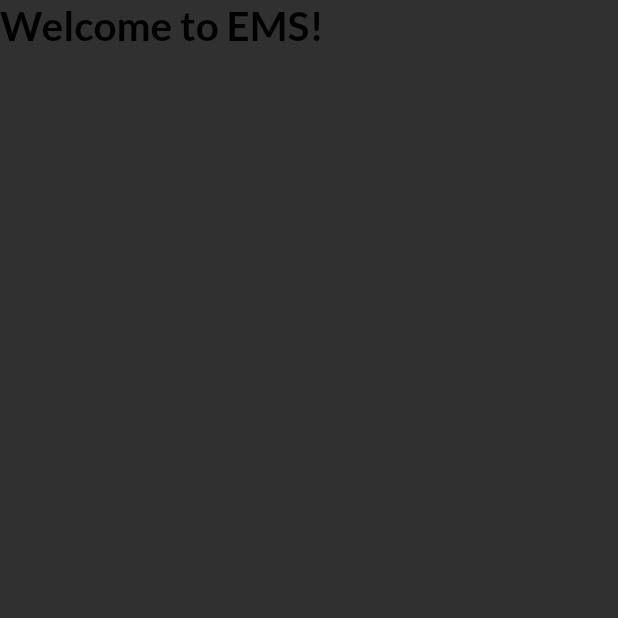
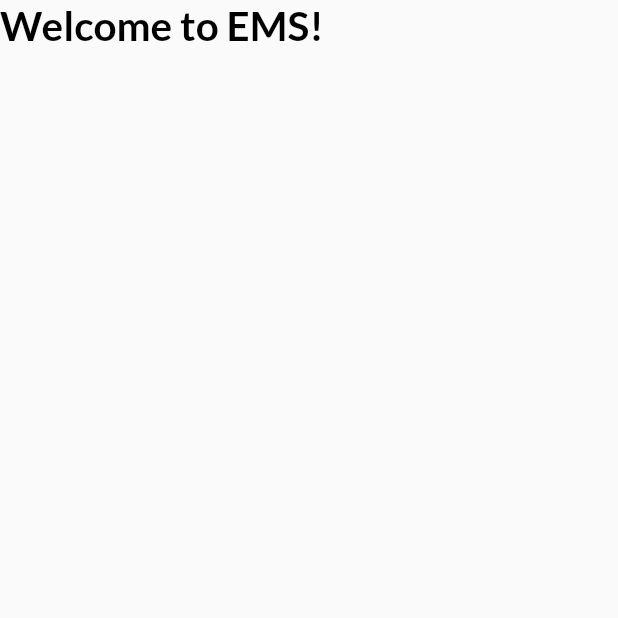
Before and after one commit to vanthuynh/planitect, a Flutter app: the screen it shows after launch, on a phone screen of 412 x 824 dp, the top half of it. Run offline on Flutter 3.47's test engine with Material 2 defaults, Android fonts, the light colour scheme and no system bars; our stand-ins replace google_fonts.

Commit message:
adjust screen placement and brightness

```diff
--- a/lib/main.dart
+++ b/lib/main.dart
@@ -22,7 +22,7 @@ class MyApp extends StatelessWidget {
     return MaterialApp(
 
       title: 'Flutter Demo',
-      theme: _buildTheme(Brightness.dark),
+      theme: _buildTheme(Brightness.light),
       home: OnBoardingScreen(),
     //   theme: ThemeData(
     //     // This is the theme of your application.
--- a/lib/views/onboarding_screen.dart
+++ b/lib/views/onboarding_screen.dart
@@ -4,7 +4,7 @@ class OnBoardingScreen extends StatelessWidget {
 
   @override
   Widget build(BuildContext) {
-    return Scaffold(
+    return SafeArea(child: Scaffold(
       body: Column(
         children: [
           Text("Welcome to EMS!",style: TextStyle(
@@ -15,6 +15,6 @@ class OnBoardingScreen extends StatelessWidget {
           ),)
         ],
       ),
-    );
+    ));
   }
 }
```
